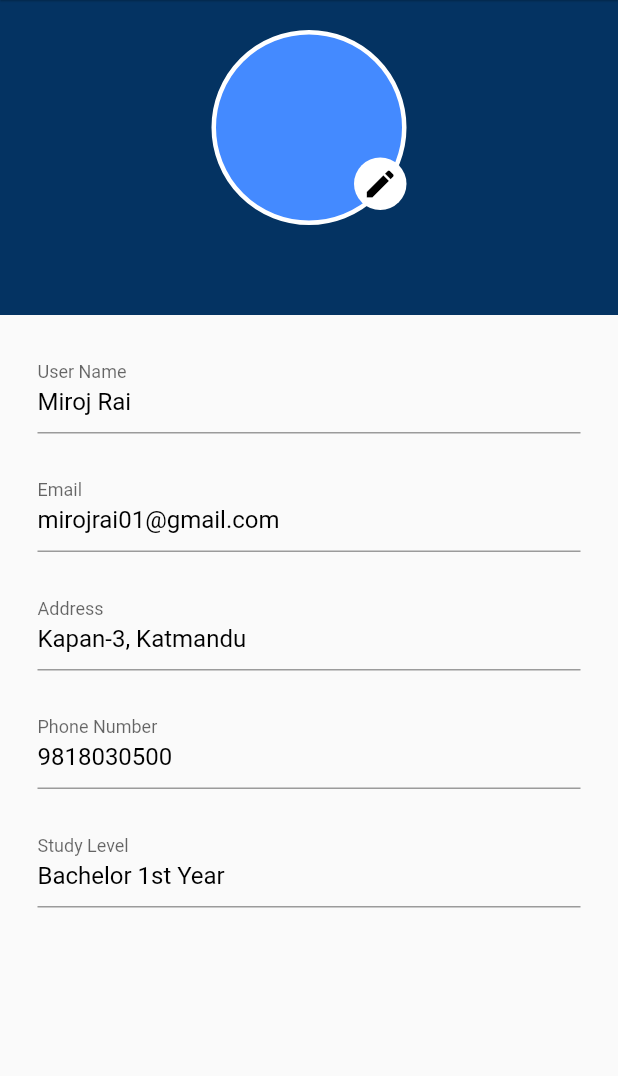
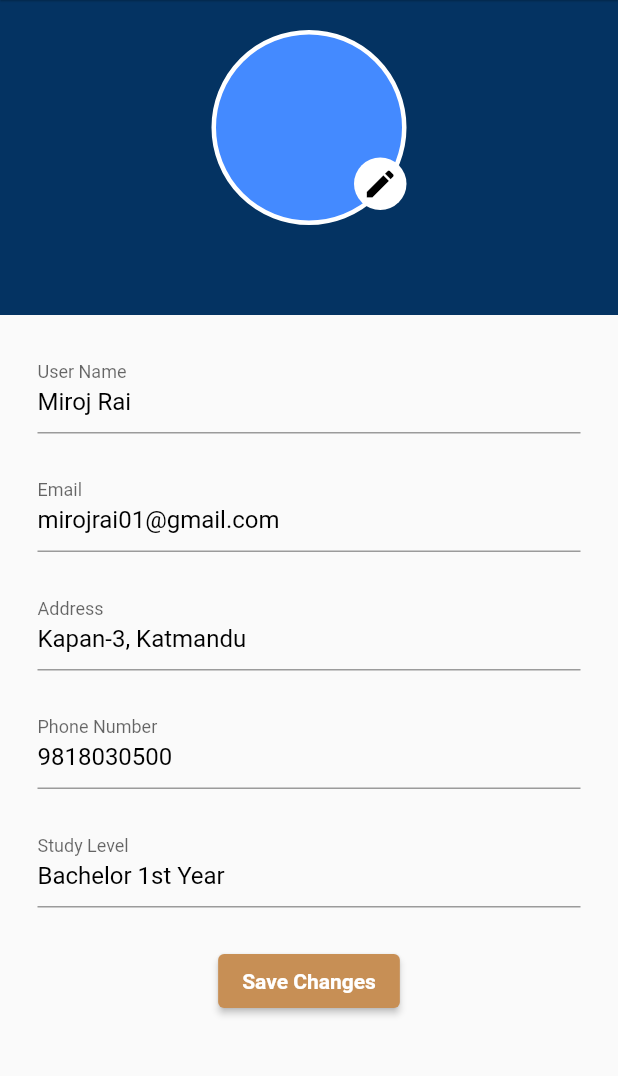
Before and after one commit to Miroj-chamling/Edit_Profile, a Flutter app: the screen it shows after launch, on a phone screen of 412 x 824 dp, the part 84-1160 px from its top. Run offline on Flutter 3.47's test engine with Material 2 defaults, Android fonts, the phone set to English and light mode, and no system bars.

Commit message:
Save button

```diff
--- a/edit_profile_ui/lib/main.dart
+++ b/edit_profile_ui/lib/main.dart
@@ -17,6 +17,7 @@ class MyApp extends StatelessWidget {
         primaryColor: Colors.blue.shade300,
         dividerColor: Colors.black,
         backgroundColor: Color(0xffb003060),
+        accentColor: Color(0xffbC78E53),
       ),
       title: title,
       home: ProfilePage(),
--- a/edit_profile_ui/lib/widgets/details.dart
+++ b/edit_profile_ui/lib/widgets/details.dart
@@ -1,4 +1,5 @@
 import 'package:flutter/material.dart';
+import 'package:flutter/painting.dart';
 import 'package:flutter/widgets.dart';
 
 class Details extends StatelessWidget {
@@ -30,6 +31,19 @@ class Details extends StatelessWidget {
             padding: const EdgeInsets.only(bottom: 15.0),
             child: buildDetails("Study Level", "Bachelor 1st Year"),
           ),
+          SizedBox(height: 10),
+          ElevatedButton(
+            onPressed: () {
+              print('changes saved'); //....
+            },
+            child: const Text(
+              "Save Changes",
+              style: TextStyle(fontWeight: FontWeight.bold),
+            ),
+            style: ElevatedButton.styleFrom(
+              primary: Theme.of(context).accentColor,
+            ),
+          ),
         ],
       ),
     );
```
Also changed, not shown: 1 other file.
